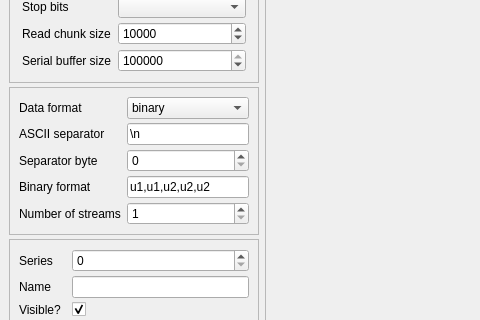
Before: the Qt Designer form src/splot/splot.ui in starfishneuroscience/splot, drawn with Qt 5; both pictures show x 0 to 480 and y 104 to 424 of the 790 by 725 pixel window.
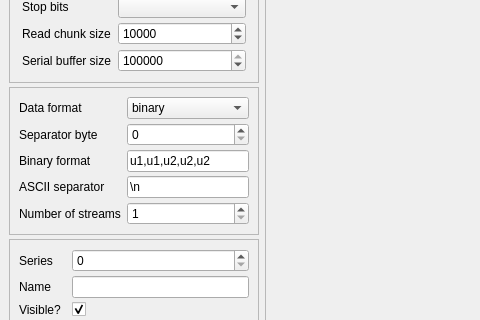
After: the same form once the commit is applied.

Commit message: just enable/disable, don't make fields disappear when you change the data format from binary<-->ascii

Diff of the .ui file:
```diff
--- a/src/splot/splot.ui
+++ b/src/splot/splot.ui
@@ -347,27 +347,30 @@
                 </widget>
                </item>
                <item row="1" column="0">
-                <widget class="QLabel" name="asciiMessageDelimiterLabel">
+                <widget class="QLabel" name="binaryMessageDelimiterLabel">
                  <property name="text">
-                  <string>ASCII separator</string>
+                  <string>Separator byte</string>
                  </property>
                 </widget>
                </item>
                <item row="1" column="1">
-                <widget class="QLineEdit" name="asciiMessageDelimiterLineEdit">
-                 <property name="text">
-                  <string>\n</string>
+                <widget class="QSpinBox" name="binaryMessageDelimiterSpinBox">
+                 <property name="sizePolicy">
+                  <sizepolicy hsizetype="Expanding" vsizetype="Fixed">
+                   <horstretch>0</horstretch>
+                   <verstretch>0</verstretch>
+                  </sizepolicy>
                  </property>
                 </widget>
                </item>
-               <item row="3" column="0">
+               <item row="2" column="0">
                 <widget class="QLabel" name="binaryDtypeStringLabel">
                  <property name="text">
                   <string>Binary format</string>
                  </property>
                 </widget>
                </item>
-               <item row="3" column="1">
+               <item row="2" column="1">
                 <widget class="QLineEdit" name="binaryDtypeStringLineEdit">
                  <property name="sizePolicy">
                   <sizepolicy hsizetype="Expanding" vsizetype="Fixed">
@@ -386,6 +389,20 @@
                  </property>
                 </widget>
                </item>
+               <item row="3" column="0">
+                <widget class="QLabel" name="asciiMessageDelimiterLabel">
+                 <property name="text">
+                  <string>ASCII separator</string>
+                 </property>
+                </widget>
+               </item>
+               <item row="3" column="1">
+                <widget class="QLineEdit" name="asciiMessageDelimiterLineEdit">
+                 <property name="text">
+                  <string>\n</string>
+                 </property>
+                </widget>
+               </item>
                <item row="4" column="0">
                 <widget class="QLabel" name="numberOfStreamsLabel">
                  <property name="text">
@@ -409,23 +426,6 @@
                  </property>
                 </widget>
                </item>
-               <item row="2" column="0">
-                <widget class="QLabel" name="binaryMessageDelimiterLabel">
-                 <property name="text">
-                  <string>Separator byte</string>
-                 </property>
-                </widget>
-               </item>
-               <item row="2" column="1">
-                <widget class="QSpinBox" name="binaryMessageDelimiterSpinBox">
-                 <property name="sizePolicy">
-                  <sizepolicy hsizetype="Expanding" vsizetype="Fixed">
-                   <horstretch>0</horstretch>
-                   <verstretch>0</verstretch>
-                  </sizepolicy>
-                 </property>
-                </widget>
-               </item>
               </layout>
              </widget>
             </item>
```
The commit also changes 2 other files.
